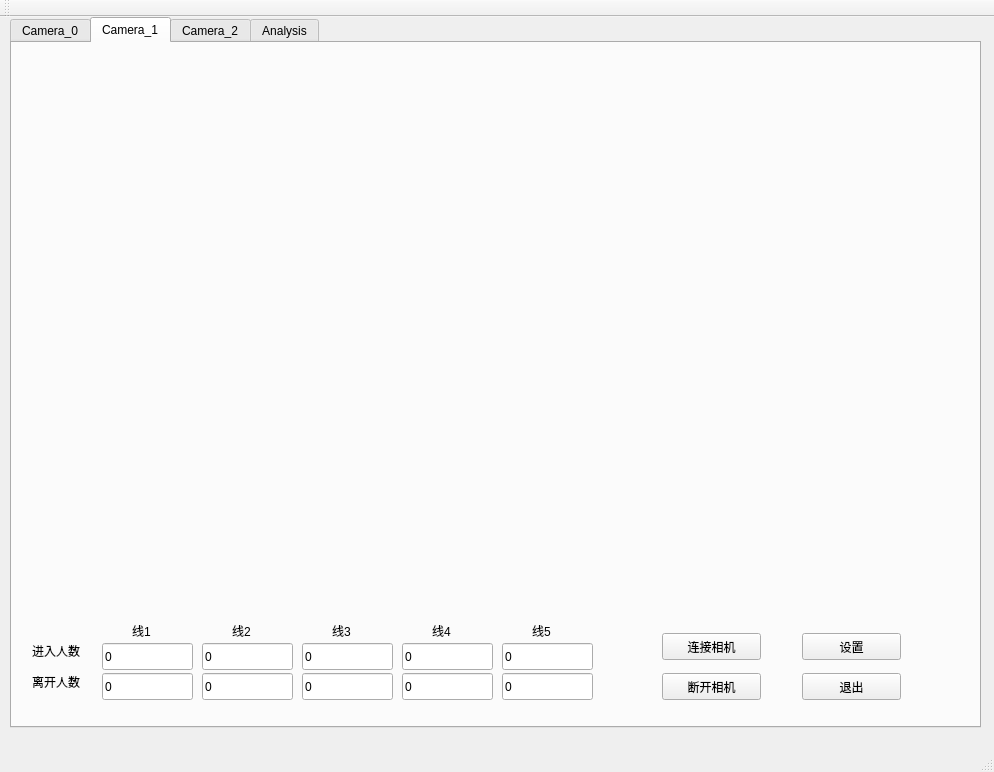
Old version of the form client_shell/mainwindow.ui in the repository BG2CRW/passenger_flow_statistics.
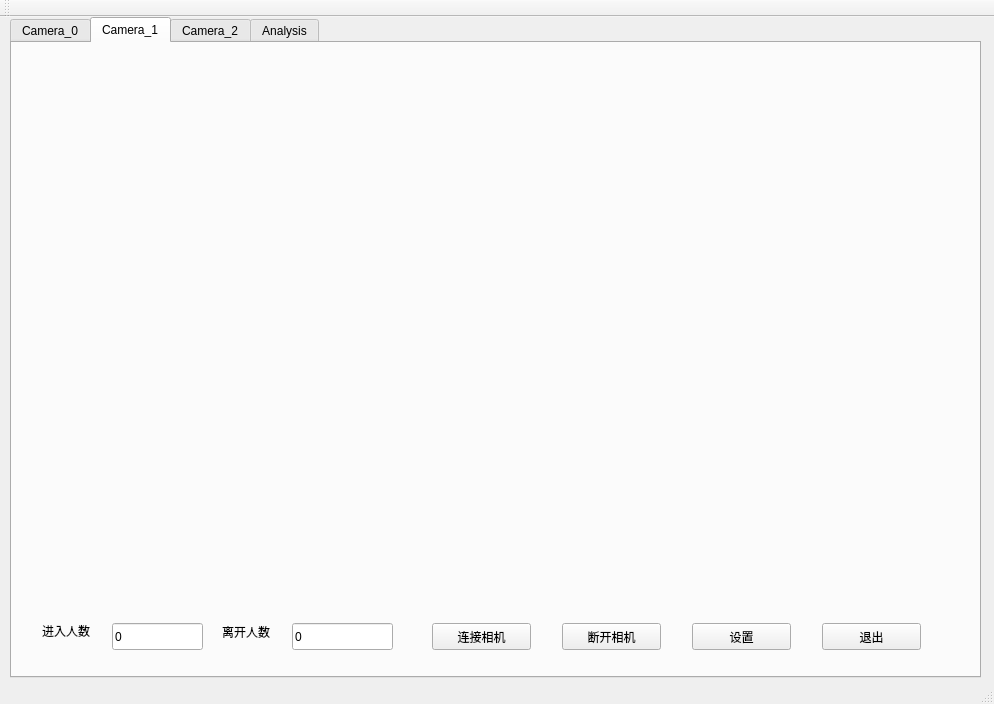
New version of the form. The open tabs and pages were chosen to show the change. Custom widgets are drawn as their Qt base class.

```diff
--- a/client_shell/mainwindow.ui
+++ b/client_shell/mainwindow.ui
@@ -7,7 +7,7 @@
     <x>0</x>
     <y>0</y>
     <width>994</width>
-    <height>772</height>
+    <height>704</height>
    </rect>
   </property>
   <property name="windowTitle">
@@ -20,7 +20,7 @@
       <x>10</x>
       <y>0</y>
       <width>971</width>
-      <height>711</height>
+      <height>661</height>
      </rect>
     </property>
     <property name="currentIndex">
@@ -336,11 +336,37 @@
       </property>
       <layout class="QVBoxLayout" name="verticalLayout_2"/>
      </widget>
+     <widget class="QLabel" name="label_3">
+      <property name="geometry">
+       <rect>
+        <x>30</x>
+        <y>580</y>
+        <width>67</width>
+        <height>16</height>
+       </rect>
+      </property>
+      <property name="text">
+       <string>进入人数</string>
+      </property>
+     </widget>
+     <widget class="QLabel" name="label_5">
+      <property name="geometry">
+       <rect>
+        <x>210</x>
+        <y>580</y>
+        <width>67</width>
+        <height>17</height>
+       </rect>
+      </property>
+      <property name="text">
+       <string>离开人数</string>
+      </property>
+     </widget>
      <widget class="QLineEdit" name="lineEdit_3">
       <property name="geometry">
        <rect>
-        <x>90</x>
-        <y>600</y>
+        <x>100</x>
+        <y>580</y>
         <width>91</width>
         <height>27</height>
        </rect>
@@ -352,9 +378,9 @@
      <widget class="QLineEdit" name="lineEdit_4">
       <property name="geometry">
        <rect>
-        <x>90</x>
-        <y>630</y>
-        <width>91</width>
+        <x>280</x>
+        <y>580</y>
+        <width>101</width>
         <height>27</height>
        </rect>
       </property>
@@ -365,8 +391,8 @@
      <widget class="QPushButton" name="pushButton_6">
       <property name="geometry">
        <rect>
-        <x>650</x>
-        <y>590</y>
+        <x>420</x>
+        <y>580</y>
         <width>99</width>
         <height>27</height>
        </rect>
@@ -378,8 +404,8 @@
      <widget class="QPushButton" name="pushButton_7">
       <property name="geometry">
        <rect>
-        <x>650</x>
-        <y>630</y>
+        <x>550</x>
+        <y>580</y>
         <width>99</width>
         <height>27</height>
        </rect>
@@ -391,8 +417,8 @@
      <widget class="QPushButton" name="pushButton_8">
       <property name="geometry">
        <rect>
-        <x>790</x>
-        <y>630</y>
+        <x>810</x>
+        <y>580</y>
         <width>99</width>
         <height>27</height>
        </rect>
@@ -404,8 +430,8 @@
      <widget class="QPushButton" name="pushButton_12">
       <property name="geometry">
        <rect>
-        <x>790</x>
-        <y>590</y>
+        <x>680</x>
+        <y>580</y>
         <width>99</width>
         <height>27</height>
        </rect>
@@ -414,201 +440,6 @@
        <string>设置</string>
       </property>
      </widget>
-     <widget class="QLabel" name="label_3">
-      <property name="geometry">
-       <rect>
-        <x>20</x>
-        <y>630</y>
-        <width>67</width>
-        <height>17</height>
-       </rect>
-      </property>
-      <property name="text">
-       <string>离开人数</string>
-      </property>
-     </widget>
-     <widget class="QLabel" name="label_12">
-      <property name="geometry">
-       <rect>
-        <x>520</x>
-        <y>580</y>
-        <width>31</width>
-        <height>16</height>
-       </rect>
-      </property>
-      <property name="text">
-       <string>线5</string>
-      </property>
-     </widget>
-     <widget class="QLabel" name="label_13">
-      <property name="geometry">
-       <rect>
-        <x>420</x>
-        <y>580</y>
-        <width>31</width>
-        <height>16</height>
-       </rect>
-      </property>
-      <property name="text">
-       <string>线4</string>
-      </property>
-     </widget>
-     <widget class="QLabel" name="label_14">
-      <property name="geometry">
-       <rect>
-        <x>220</x>
-        <y>580</y>
-        <width>31</width>
-        <height>16</height>
-       </rect>
-      </property>
-      <property name="text">
-       <string>线2</string>
-      </property>
-     </widget>
-     <widget class="QLabel" name="label_15">
-      <property name="geometry">
-       <rect>
-        <x>120</x>
-        <y>580</y>
-        <width>31</width>
-        <height>16</height>
-       </rect>
-      </property>
-      <property name="text">
-       <string>线1</string>
-      </property>
-     </widget>
-     <widget class="QLabel" name="label_16">
-      <property name="geometry">
-       <rect>
-        <x>320</x>
-        <y>580</y>
-        <width>31</width>
-        <height>16</height>
-       </rect>
-      </property>
-      <property name="text">
-       <string>线3</string>
-      </property>
-     </widget>
-     <widget class="QLabel" name="label_4">
-      <property name="geometry">
-       <rect>
-        <x>20</x>
-        <y>600</y>
-        <width>67</width>
-        <height>16</height>
-       </rect>
-      </property>
-      <property name="text">
-       <string>进入人数</string>
-      </property>
-     </widget>
-     <widget class="QLineEdit" name="lineEdit_15">
-      <property name="geometry">
-       <rect>
-        <x>390</x>
-        <y>600</y>
-        <width>91</width>
-        <height>27</height>
-       </rect>
-      </property>
-      <property name="text">
-       <string>0</string>
-      </property>
-     </widget>
-     <widget class="QLineEdit" name="lineEdit_16">
-      <property name="geometry">
-       <rect>
-        <x>190</x>
-        <y>600</y>
-        <width>91</width>
-        <height>27</height>
-       </rect>
-      </property>
-      <property name="text">
-       <string>0</string>
-      </property>
-     </widget>
-     <widget class="QLineEdit" name="lineEdit_17">
-      <property name="geometry">
-       <rect>
-        <x>290</x>
-        <y>630</y>
-        <width>91</width>
-        <height>27</height>
-       </rect>
-      </property>
-      <property name="text">
-       <string>0</string>
-      </property>
-     </widget>
-     <widget class="QLineEdit" name="lineEdit_18">
-      <property name="geometry">
-       <rect>
-        <x>290</x>
-        <y>600</y>
-        <width>91</width>
-        <height>27</height>
-       </rect>
-      </property>
-      <property name="text">
-       <string>0</string>
-      </property>
-     </widget>
-     <widget class="QLineEdit" name="lineEdit_19">
-      <property name="geometry">
-       <rect>
-        <x>390</x>
-        <y>630</y>
-        <width>91</width>
-        <height>27</height>
-       </rect>
-      </property>
-      <property name="text">
-       <string>0</string>
-      </property>
-     </widget>
-     <widget class="QLineEdit" name="lineEdit_20">
-      <property name="geometry">
-       <rect>
-        <x>490</x>
-        <y>600</y>
-        <width>91</width>
-        <height>27</height>
-       </rect>
-      </property>
-      <property name="text">
-       <string>0</string>
-      </property>
-     </widget>
-     <widget class="QLineEdit" name="lineEdit_21">
-      <property name="geometry">
-       <rect>
-        <x>490</x>
-        <y>630</y>
-        <width>91</width>
-        <height>27</height>
-       </rect>
-      </property>
-      <property name="text">
-       <string>0</string>
-      </property>
-     </widget>
-     <widget class="QLineEdit" name="lineEdit_22">
-      <property name="geometry">
-       <rect>
-        <x>190</x>
-        <y>630</y>
-        <width>91</width>
-        <height>27</height>
-       </rect>
-      </property>
-      <property name="text">
-       <string>0</string>
-      </property>
-     </widget>
     </widget>
     <widget class="QWidget" name="CameraPage2">
      <attribute name="title">
@@ -625,6 +456,32 @@
       </property>
       <layout class="QVBoxLayout" name="verticalLayout_3"/>
      </widget>
+     <widget class="QLabel" name="label_4">
+      <property name="geometry">
+       <rect>
+        <x>30</x>
+        <y>580</y>
+        <width>67</width>
+        <height>16</height>
+       </rect>
+      </property>
+      <property name="text">
+       <string>进入人数</string>
+      </property>
+     </widget>
+     <widget class="QLabel" name="label_6">
+      <property name="geometry">
+       <rect>
+        <x>210</x>
+        <y>580</y>
+        <width>67</width>
+        <height>17</height>
+       </rect>
+      </property>
+      <property name="text">
+       <string>离开人数</string>
+      </property>
+     </widget>
      <widget class="QLineEdit" name="lineEdit_5">
       <property name="geometry">
        <rect>
@@ -703,201 +560,6 @@
        <string>设置</string>
       </property>
      </widget>
-     <widget class="QLabel" name="label_5">
-      <property name="geometry">
-       <rect>
-        <x>20</x>
-        <y>630</y>
-        <width>67</width>
-        <height>17</height>
-       </rect>
-      </property>
-      <property name="text">
-       <string>离开人数</string>
-      </property>
-     </widget>
-     <widget class="QLabel" name="label_17">
-      <property name="geometry">
-       <rect>
-        <x>520</x>
-        <y>580</y>
-        <width>31</width>
-        <height>16</height>
-       </rect>
-      </property>
-      <property name="text">
-       <string>线5</string>
-      </property>
-     </widget>
-     <widget class="QLabel" name="label_18">
-      <property name="geometry">
-       <rect>
-        <x>420</x>
-        <y>580</y>
-        <width>31</width>
-        <height>16</height>
-       </rect>
-      </property>
-      <property name="text">
-       <string>线4</string>
-      </property>
-     </widget>
-     <widget class="QLabel" name="label_19">
-      <property name="geometry">
-       <rect>
-        <x>220</x>
-        <y>580</y>
-        <width>31</width>
-        <height>16</height>
-       </rect>
-      </property>
-      <property name="text">
-       <string>线2</string>
-      </property>
-     </widget>
-     <widget class="QLabel" name="label_20">
-      <property name="geometry">
-       <rect>
-        <x>120</x>
-        <y>580</y>
-        <width>31</width>
-        <height>16</height>
-       </rect>
-      </property>
-      <property name="text">
-       <string>线1</string>
-      </property>
-     </widget>
-     <widget class="QLabel" name="label_21">
-      <property name="geometry">
-       <rect>
-        <x>320</x>
-        <y>580</y>
-        <width>31</width>
-        <height>16</height>
-       </rect>
-      </property>
-      <property name="text">
-       <string>线3</string>
-      </property>
-     </widget>
-     <widget class="QLabel" name="label_6">
-      <property name="geometry">
-       <rect>
-        <x>20</x>
-        <y>600</y>
-        <width>67</width>
-        <height>16</height>
-       </rect>
-      </property>
-      <property name="text">
-       <string>进入人数</string>
-      </property>
-     </widget>
-     <widget class="QLineEdit" name="lineEdit_23">
-      <property name="geometry">
-       <rect>
-        <x>390</x>
-        <y>600</y>
-        <width>91</width>
-        <height>27</height>
-       </rect>
-      </property>
-      <property name="text">
-       <string>0</string>
-      </property>
-     </widget>
-     <widget class="QLineEdit" name="lineEdit_24">
-      <property name="geometry">
-       <rect>
-        <x>190</x>
-        <y>600</y>
-        <width>91</width>
-        <height>27</height>
-       </rect>
-      </property>
-      <property name="text">
-       <string>0</string>
-      </property>
-     </widget>
-     <widget class="QLineEdit" name="lineEdit_25">
-      <property name="geometry">
-       <rect>
-        <x>290</x>
-        <y>630</y>
-        <width>91</width>
-        <height>27</height>
-       </rect>
-      </property>
-      <property name="text">
-       <string>0</string>
-      </property>
-     </widget>
-     <widget class="QLineEdit" name="lineEdit_26">
-      <property name="geometry">
-       <rect>
-        <x>290</x>
-        <y>600</y>
-        <width>91</width>
-        <height>27</height>
-       </rect>
-      </property>
-      <property name="text">
-       <string>0</string>
-      </property>
-     </widget>
-     <widget class="QLineEdit" name="lineEdit_27">
-      <property name="geometry">
-       <rect>
-        <x>390</x>
-        <y>630</y>
-        <width>91</width>
-        <height>27</height>
-       </rect>
-      </property>
-      <property name="text">
-       <string>0</string>
-      </property>
-     </widget>
-     <widget class="QLineEdit" name="lineEdit_28">
-      <property name="geometry">
-       <rect>
-        <x>490</x>
-        <y>600</y>
-        <width>91</width>
-        <height>27</height>
-       </rect>
-      </property>
-      <property name="text">
-       <string>0</string>
-      </property>
-     </widget>
-     <widget class="QLineEdit" name="lineEdit_29">
-      <property name="geometry">
-       <rect>
-        <x>490</x>
-        <y>630</y>
-        <width>91</width>
-        <height>27</height>
-       </rect>
-      </property>
-      <property name="text">
-       <string>0</string>
-      </property>
-     </widget>
-     <widget class="QLineEdit" name="lineEdit_30">
-      <property name="geometry">
-       <rect>
-        <x>190</x>
-        <y>630</y>
-        <width>91</width>
-        <height>27</height>
-       </rect>
-      </property>
-      <property name="text">
-       <string>0</string>
-      </property>
-     </widget>
     </widget>
     <widget class="QWidget" name="Analysis">
      <attribute name="title">
```
Left out of the diff: 237 changed lines with no effect on the pictures.
